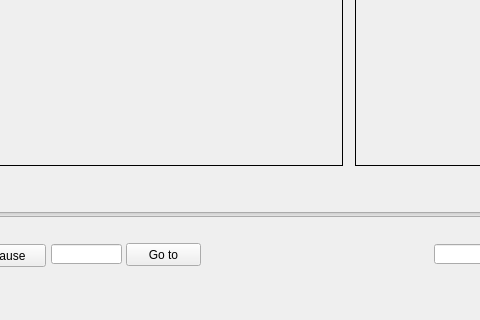
Old version of the form video_player/poseVideo.ui in the repository jaykang-heo/pyqt_video_player; both pictures show x 209 to 689 and y 413 to 733 of the 1118 by 733 pixel window.
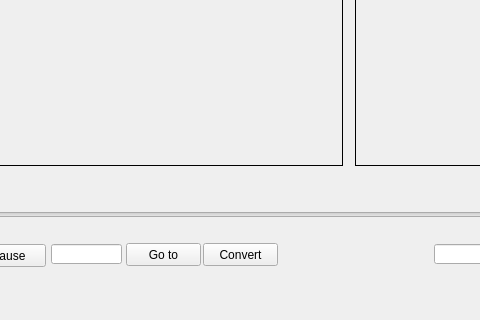
New version of the form.

```diff
--- a/video_player/poseVideo.ui
+++ b/video_player/poseVideo.ui
@@ -215,6 +215,19 @@
      <string>Right Export</string>
     </property>
    </widget>
+   <widget class="QPushButton" name="exportButton">
+    <property name="geometry">
+     <rect>
+      <x>412</x>
+      <y>639</y>
+      <width>75</width>
+      <height>23</height>
+     </rect>
+    </property>
+    <property name="text">
+     <string>Convert</string>
+    </property>
+   </widget>
   </widget>
   <widget class="QMenuBar" name="menuBar">
    <property name="geometry">
```
Left out of the diff: 4 changed lines with no effect on the pictures.
